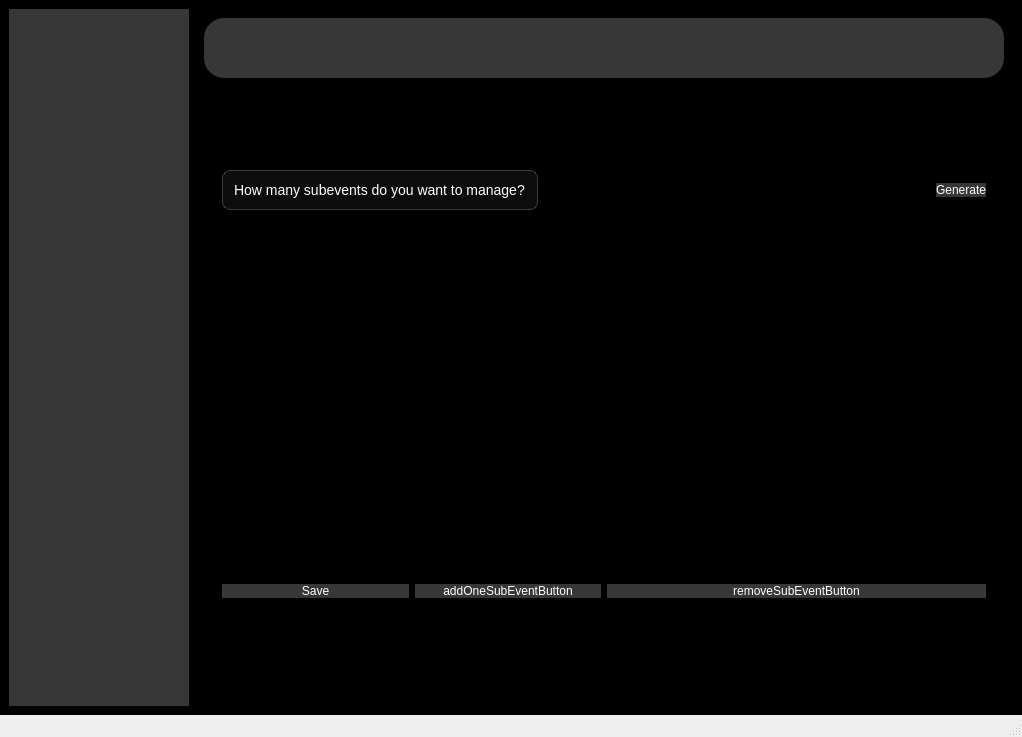
Qt form placemanage.ui (Prabin-63/EMS) before a commit.
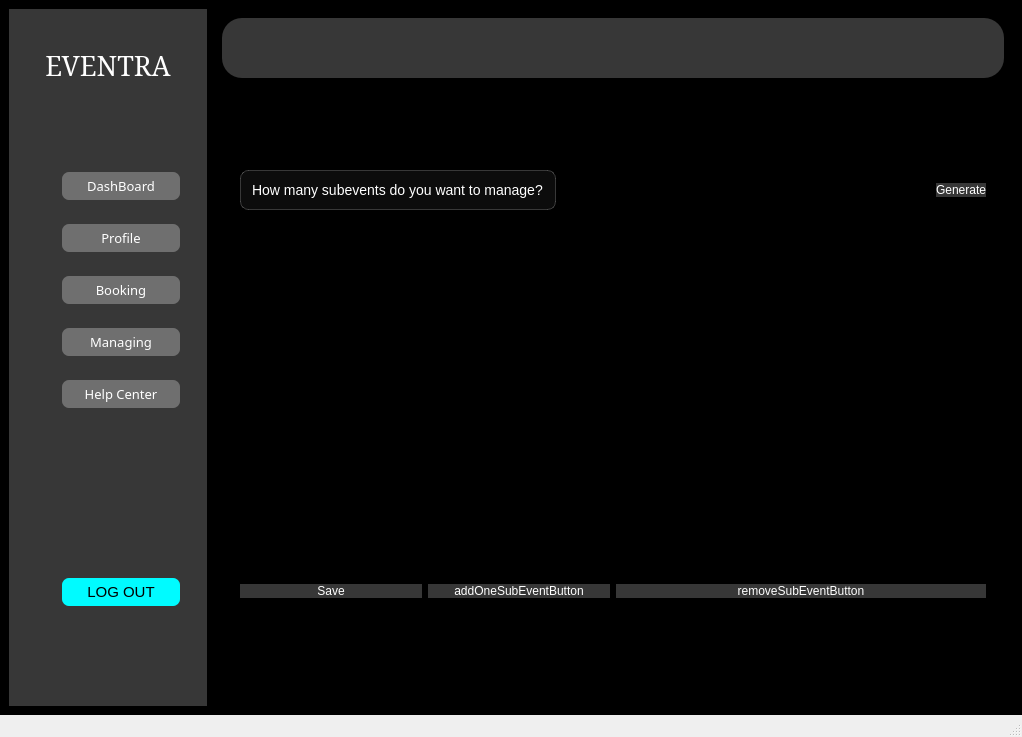
The same form after that commit. Icons and pictures are not drawn.

What changed in the file:
```diff
--- a/placemanage.ui
+++ b/placemanage.ui
@@ -41,6 +41,582 @@
 	background-color: rgb(55, 55, 55);
 }</string>
         </property>
+        <layout class="QVBoxLayout" name="verticalLayout_7">
+         <item>
+          <layout class="QVBoxLayout" name="verticalLayout_6">
+           <item>
+            <widget class="QWidget" name="LeftSidebar" native="true">
+             <property name="sizePolicy">
+              <sizepolicy hsizetype="Fixed" vsizetype="Preferred">
+               <horstretch>0</horstretch>
+               <verstretch>0</verstretch>
+              </sizepolicy>
+             </property>
+             <property name="minimumSize">
+              <size>
+               <width>180</width>
+               <height>0</height>
+              </size>
+             </property>
+             <property name="styleSheet">
+              <string notr="true">QWidget{
+	background-color: rgb(55, 55, 55);
+}</string>
+             </property>
+             <layout class="QVBoxLayout" name="verticalLayout_8">
+              <item>
+               <layout class="QVBoxLayout" name="verticalLayout_9">
+                <item>
+                 <widget class="QLabel" name="label_8">
+                  <property name="font">
+                   <font>
+                    <family>SimSun</family>
+                    <pointsize>20</pointsize>
+                   </font>
+                  </property>
+                  <property name="styleSheet">
+                   <string notr="true">QLabel{
+padding-top:20px;
+color:white;
+}</string>
+                  </property>
+                  <property name="text">
+                   <string>EVENTRA</string>
+                  </property>
+                  <property name="alignment">
+                   <set>Qt::AlignmentFlag::AlignCenter</set>
+                  </property>
+                 </widget>
+                </item>
+               </layout>
+              </item>
+              <item>
+               <spacer name="verticalSpacer">
+                <property name="orientation">
+                 <enum>Qt::Orientation::Vertical</enum>
+                </property>
+                <property name="sizeHint" stdset="0">
+                 <size>
+                  <width>20</width>
+                  <height>40</height>
+                 </size>
+                </property>
+               </spacer>
+              </item>
+              <item>
+               <widget class="QWidget" name="widget_8" native="true">
+                <property name="sizePolicy">
+                 <sizepolicy hsizetype="Preferred" vsizetype="Fixed">
+                  <horstretch>0</horstretch>
+                  <verstretch>0</verstretch>
+                 </sizepolicy>
+                </property>
+                <property name="minimumSize">
+                 <size>
+                  <width>0</width>
+                  <height>40</height>
+                 </size>
+                </property>
+                <layout class="QHBoxLayout" name="horizontalLayout_11">
+                 <item>
+                  <layout class="QHBoxLayout" name="horizontalLayout_12">
+                   <item>
+                    <widget class="QLabel" name="label_9">
+                     <property name="sizePolicy">
+                      <sizepolicy hsizetype="Fixed" vsizetype="Fixed">
+                       <horstretch>0</horstretch>
+                       <verstretch>0</verstretch>
+                      </sizepolicy>
+                     </property>
+                     <property name="minimumSize">
+                      <size>
+                       <width>20</width>
+                       <height>20</height>
+                      </size>
+                     </property>
+                     <property name="maximumSize">
+                      <size>
+                       <width>20</width>
+                       <height>20</height>
+                      </size>
+                     </property>
+                     <property name="text">
+                      <string/>
+                     </property>
+                     <property name="pixmap">
+                      <pixmap resource="resources.qrc">:/resources/icons8-dashboard-50.png</pixmap>
+                     </property>
+                     <property name="scaledContents">
+                      <bool>true</bool>
+                     </property>
+                    </widget>
+                   </item>
+                   <item>
+                    <widget class="QPushButton" name="dashboard_2">
+                     <property name="font">
+                      <font>
+                       <family>Segoe Fluent Icons</family>
+                       <pointsize>10</pointsize>
+                      </font>
+                     </property>
+                     <property name="styleSheet">
+                      <string notr="true">QPushButton{
+color:white;
+	background-color: rgb(111, 111, 111);
+padding:5px;
+border:none;
+border-radius:7px;
+}
+QPushButton:hover{
+	background-color: rgb(188, 0, 188);
+}</string>
+                     </property>
+                     <property name="text">
+                      <string>DashBoard</string>
+                     </property>
+                    </widget>
+                   </item>
+                  </layout>
+                 </item>
+                </layout>
+               </widget>
+              </item>
+              <item>
+               <widget class="QWidget" name="widget_9" native="true">
+                <property name="sizePolicy">
+                 <sizepolicy hsizetype="Preferred" vsizetype="Fixed">
+                  <horstretch>0</horstretch>
+                  <verstretch>0</verstretch>
+                 </sizepolicy>
+                </property>
+                <property name="minimumSize">
+                 <size>
+                  <width>0</width>
+                  <height>40</height>
+                 </size>
+                </property>
+                <layout class="QHBoxLayout" name="horizontalLayout_13">
+                 <item>
+                  <layout class="QHBoxLayout" name="horizontalLayout_14">
+                   <item>
+                    <widget class="QLabel" name="label_10">
+                     <property name="sizePolicy">
+                      <sizepolicy hsizetype="Fixed" vsizetype="Fixed">
+                       <horstretch>0</horstretch>
+                       <verstretch>0</verstretch>
+                      </sizepolicy>
+                     </property>
+                     <property name="minimumSize">
+                      <size>
+                       <width>20</width>
+                       <height>20</height>
+                      </size>
+                     </property>
+                     <property name="maximumSize">
+                      <size>
+                       <width>20</width>
+                       <height>20</height>
+                      </size>
+                     </property>
+                     <property name="text">
+                      <string/>
+                     </property>
+                     <property name="pixmap">
+                      <pixmap resource="resources.qrc">:/resources/icons8-profile-48.png</pixmap>
+                     </property>
+                     <property name="scaledContents">
+                      <bool>true</bool>
+                     </property>
+                    </widget>
+                   </item>
+                   <item>
+                    <widget class="QPushButton" name="Profile_2">
+                     <property name="font">
+                      <font>
+                       <family>Segoe Fluent Icons</family>
+                       <pointsize>10</pointsize>
+                      </font>
+                     </property>
+                     <property name="styleSheet">
+                      <string notr="true">QPushButton{
+color:white;
+	background-color: rgb(111, 111, 111);
+padding:5px;
+border:none;
+border-radius:7px;
+}
+QPushButton:hover{
+	background-color: rgb(188, 0, 188);
+}</string>
+                     </property>
+                     <property name="text">
+                      <string>Profile</string>
+                     </property>
+                    </widget>
+                   </item>
+                  </layout>
+                 </item>
+                </layout>
+               </widget>
+              </item>
+              <item>
+               <widget class="QWidget" name="widget_10" native="true">
+                <property name="sizePolicy">
+                 <sizepolicy hsizetype="Preferred" vsizetype="Fixed">
+                  <horstretch>0</horstretch>
+                  <verstretch>0</verstretch>
+                 </sizepolicy>
+                </property>
+                <property name="minimumSize">
+                 <size>
+                  <width>0</width>
+                  <height>40</height>
+                 </size>
+                </property>
+                <layout class="QHBoxLayout" name="horizontalLayout_15">
+                 <item>
+                  <layout class="QHBoxLayout" name="horizontalLayout_16">
+                   <item>
+                    <widget class="QLabel" name="label_11">
+                     <property name="sizePolicy">
+                      <sizepolicy hsizetype="Fixed" vsizetype="Fixed">
+                       <horstretch>0</horstretch>
+                       <verstretch>0</verstretch>
+                      </sizepolicy>
+                     </property>
+                     <property name="minimumSize">
+                      <size>
+                       <width>20</width>
+                       <height>20</height>
+                      </size>
+                     </property>
+                     <property name="maximumSize">
+                      <size>
+                       <width>20</width>
+                       <height>20</height>
+                      </size>
+                     </property>
+                     <property name="text">
+                      <string/>
+                     </property>
+                     <property name="pixmap">
+                      <pixmap resource="resources.qrc">:/resources/icons8-booking-48.png</pixmap>
+                     </property>
+                     <property name="scaledContents">
+                      <bool>true</bool>
+                     </property>
+                    </widget>
+                   </item>
+                   <item>
+                    <widget class="QPushButton" name="Booking">
+                     <property name="font">
+                      <font>
+                       <family>Segoe Fluent Icons</family>
+                       <pointsize>10</pointsize>
+                      </font>
+                     </property>
+                     <property name="styleSheet">
+                      <string notr="true">QPushButton{
+color:white;
+	background-color: rgb(111, 111, 111);
+padding:5px;
+border:none;
+border-radius:7px;
+}
+QPushButton:hover{
+	background-color: rgb(188, 0, 188);
+}</string>
+                     </property>
+                     <property name="text">
+                      <string>Booking</string>
+                     </property>
+                    </widget>
+                   </item>
+                  </layout>
+                 </item>
+                </layout>
+               </widget>
+              </item>
+              <item>
+               <widget class="QWidget" name="widget_11" native="true">
+                <property name="sizePolicy">
+                 <sizepolicy hsizetype="Preferred" vsizetype="Fixed">
+                  <horstretch>0</horstretch>
+                  <verstretch>0</verstretch>
+                 </sizepolicy>
+                </property>
+                <property name="minimumSize">
+                 <size>
+                  <width>0</width>
+                  <height>40</height>
+                 </size>
+                </property>
+                <layout class="QHBoxLayout" name="horizontalLayout_17">
+                 <item>
+                  <layout class="QHBoxLayout" name="horizontalLayout_18">
+                   <item>
+                    <widget class="QLabel" name="label_12">
+                     <property name="sizePolicy">
+                      <sizepolicy hsizetype="Fixed" vsizetype="Fixed">
+                       <horstretch>0</horstretch>
+                       <verstretch>0</verstretch>
+                      </sizepolicy>
+                     </property>
+                     <property name="minimumSize">
+                      <size>
+                       <width>20</width>
+                       <height>20</height>
+                      </size>
+                     </property>
+                     <property name="maximumSize">
+                      <size>
+                       <width>20</width>
+                       <height>20</height>
+                      </size>
+                     </property>
+                     <property name="text">
+                      <string/>
+                     </property>
+                     <property name="pixmap">
+                      <pixmap resource="resources.qrc">:/resources/icons8-hierarchy-48.png</pixmap>
+                     </property>
+                     <property name="scaledContents">
+                      <bool>true</bool>
+                     </property>
+                    </widget>
+                   </item>
+                   <item>
+                    <widget class="QPushButton" name="Managing">
+                     <property name="font">
+                      <font>
+                       <family>Segoe Fluent Icons</family>
+                       <pointsize>10</pointsize>
+                      </font>
+                     </property>
+                     <property name="styleSheet">
+                      <string notr="true">QPushButton{
+color:white;
+	background-color: rgb(111, 111, 111);
+padding:5px;
+border:none;
+border-radius:7px;
+}
+QPushButton:hover{
+	background-color: rgb(188, 0, 188);
+}</string>
+                     </property>
+                     <property name="text">
+                      <string>Managing</string>
+                     </property>
+                    </widget>
+                   </item>
+                  </layout>
+                 </item>
+                </layout>
+               </widget>
+              </item>
+              <item>
+               <widget class="QWidget" name="widget_12" native="true">
+                <property name="sizePolicy">
+                 <sizepolicy hsizetype="Preferred" vsizetype="Fixed">
+                  <horstretch>0</horstretch>
+                  <verstretch>0</verstretch>
+                 </sizepolicy>
+                </property>
+                <property name="minimumSize">
+                 <size>
+                  <width>0</width>
+                  <height>40</height>
+                 </size>
+                </property>
+                <layout class="QHBoxLayout" name="horizontalLayout_19">
+                 <item>
+                  <layout class="QHBoxLayout" name="horizontalLayout_20">
+                   <item>
+                    <widget class="QLabel" name="label_13">
+                     <property name="sizePolicy">
+                      <sizepolicy hsizetype="Fixed" vsizetype="Fixed">
+                       <horstretch>0</horstretch>
+                       <verstretch>0</verstretch>
+                      </sizepolicy>
+                     </property>
+                     <property name="minimumSize">
+                      <size>
+                       <width>20</width>
+                       <height>20</height>
+                      </size>
+                     </property>
+                     <property name="maximumSize">
+                      <size>
+                       <width>20</width>
+                       <height>20</height>
+                      </size>
+                     </property>
+                     <property name="text">
+                      <string/>
+                     </property>
+                     <property name="pixmap">
+                      <pixmap resource="resources.qrc">:/resources/icons8-help-center-48.png</pixmap>
+                     </property>
+                     <property name="scaledContents">
+                      <bool>true</bool>
+                     </property>
+                    </widget>
+                   </item>
+                   <item>
+                    <widget class="QPushButton" name="Help_Center">
+                     <property name="font">
+                      <font>
+                       <family>Segoe Fluent Icons</family>
+                       <pointsize>10</pointsize>
+                      </font>
+                     </property>
+                     <property name="styleSheet">
+                      <string notr="true">QPushButton{
+color:white;
+	background-color: rgb(111, 111, 111);
+padding:5px;
+border:none;
+border-radius:7px;
+}
+QPushButton:hover{
+	background-color: rgb(188, 0, 188);
+}</string>
+                     </property>
+                     <property name="text">
+                      <string>Help Center</string>
+                     </property>
+                    </widget>
+                   </item>
+                  </layout>
+                 </item>
+                </layout>
+               </widget>
+              </item>
+              <item>
+               <spacer name="verticalSpacer_2">
+                <property name="orientation">
+                 <enum>Qt::Orientation::Vertical</enum>
+                </property>
+                <property name="sizeHint" stdset="0">
+                 <size>
+                  <width>20</width>
+                  <height>40</height>
+                 </size>
+                </property>
+               </spacer>
+              </item>
+              <item>
+               <spacer name="verticalSpacer_4">
+                <property name="orientation">
+                 <enum>Qt::Orientation::Vertical</enum>
+                </property>
+                <property name="sizeHint" stdset="0">
+                 <size>
+                  <width>20</width>
+                  <height>40</height>
+                 </size>
+                </property>
+               </spacer>
+              </item>
+              <item>
+               <widget class="QWidget" name="widget_13" native="true">
+                <property name="sizePolicy">
+                 <sizepolicy hsizetype="Preferred" vsizetype="Fixed">
+                  <horstretch>0</horstretch>
+                  <verstretch>0</verstretch>
+                 </sizepolicy>
+                </property>
+                <property name="minimumSize">
+                 <size>
+                  <width>0</width>
+                  <height>40</height>
+                 </size>
+                </property>
+                <layout class="QHBoxLayout" name="horizontalLayout_21">
+                 <item>
+                  <layout class="QHBoxLayout" name="horizontalLayout_22">
+                   <item>
+                    <widget class="QLabel" name="label_14">
+                     <property name="sizePolicy">
+                      <sizepolicy hsizetype="Fixed" vsizetype="Fixed">
+                       <horstretch>0</horstretch>
+                       <verstretch>0</verstretch>
+                      </sizepolicy>
+                     </property>
+                     <property name="minimumSize">
+                      <size>
+                       <width>20</width>
+                       <height>20</height>
+                      </size>
+                     </property>
+                     <property name="maximumSize">
+                      <size>
+                       <width>20</width>
+                       <height>20</height>
+                      </size>
+                     </property>
+                     <property name="text">
+                      <string/>
+                     </property>
+                     <property name="pixmap">
+                      <pixmap resource="resources.qrc">:/resources/icons8-log-out-48.png</pixmap>
+                     </property>
+                     <property name="scaledContents">
+                      <bool>true</bool>
+                     </property>
+                    </widget>
+                   </item>
+                   <item>
+                    <widget class="QPushButton" name="pushButton_6">
+                     <property name="font">
+                      <font>
+                       <pointsize>11</pointsize>
+                      </font>
+                     </property>
+                     <property name="styleSheet">
+                      <string notr="true">QPushButton{
+color:black;
+	
+	background-color: rgb(0, 251, 255);
+padding:5px;
+border:none;
+border-radius:7px;
+}
+QPushButton:hover{
+	background-color: rgb(188, 0, 188);
+color:white;
+}</string>
+                     </property>
+                     <property name="text">
+                      <string>LOG OUT</string>
+                     </property>
+                    </widget>
+                   </item>
+                  </layout>
+                 </item>
+                </layout>
+               </widget>
+              </item>
+              <item>
+               <spacer name="verticalSpacer_3">
+                <property name="orientation">
+                 <enum>Qt::Orientation::Vertical</enum>
+                </property>
+                <property name="sizeHint" stdset="0">
+                 <size>
+                  <width>20</width>
+                  <height>40</height>
+                 </size>
+                </property>
+               </spacer>
+              </item>
+             </layout>
+            </widget>
+           </item>
+          </layout>
+         </item>
+        </layout>
        </widget>
       </item>
      </layout>
@@ -159,7 +735,7 @@
               <rect>
                <x>0</x>
                <y>0</y>
-               <width>798</width>
+               <width>784</width>
                <height>104</height>
               </rect>
              </property>
```
Left out of the diff: 4 changed lines with no effect on the pictures.
